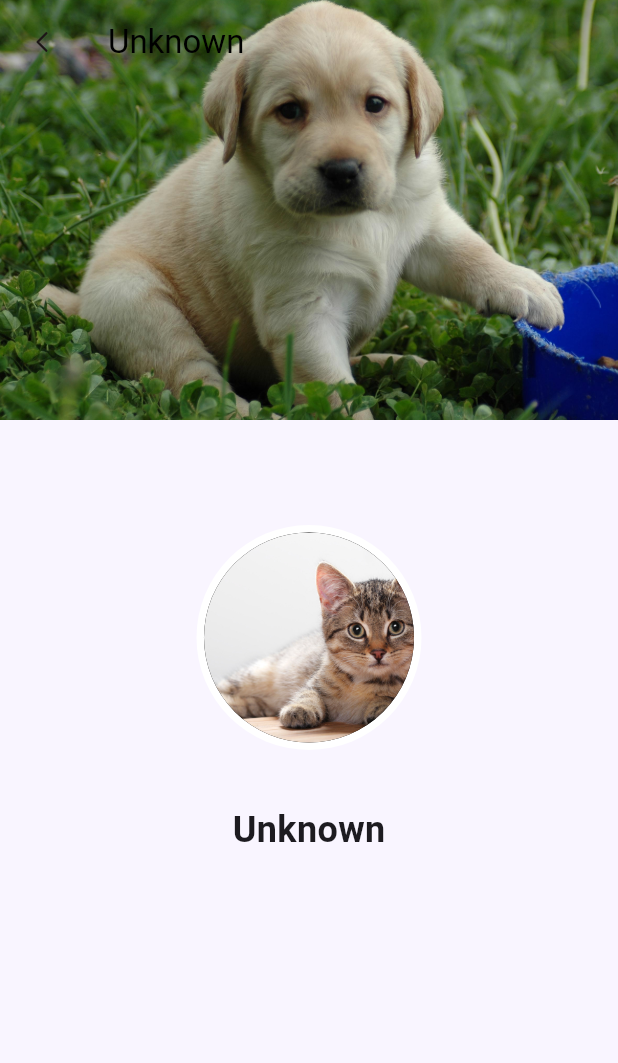
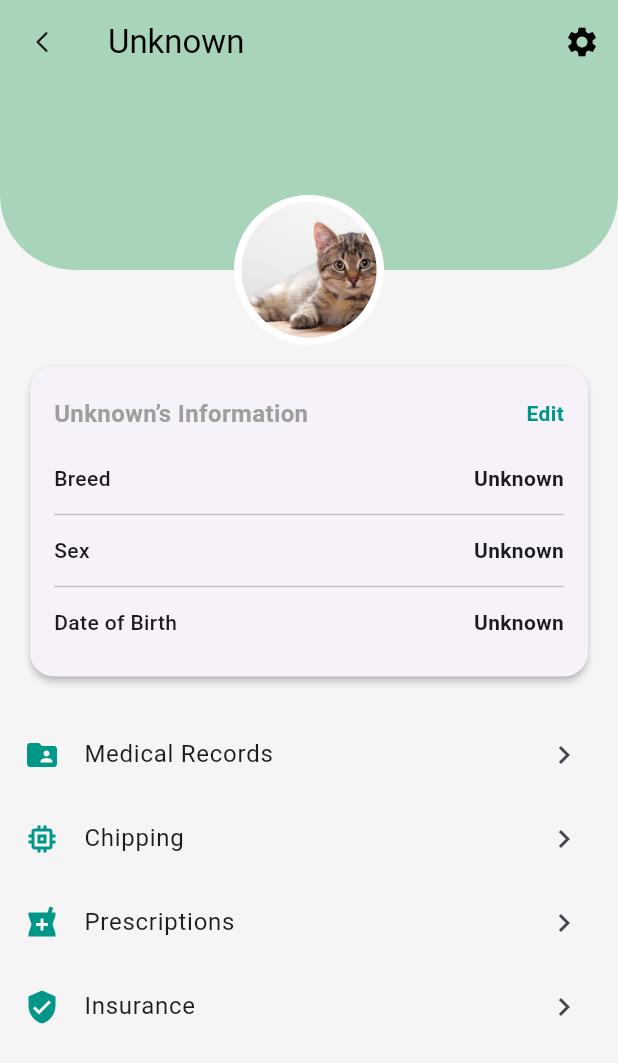
Before and after one commit to Meekouu/PAWS-Mobile-App, a Flutter app: the PetPage screen opened directly with empty values, on a phone screen of 412 x 824 dp. Shown: the top 1063 px of the screen. Run offline on Flutter 3.47's test engine with Material 3 defaults, Android fonts, the light colour scheme and no system bars; our stand-ins replace firebase_auth, firebase_core, firebase_database, firebase_storage, flutter_svg, google_fonts and 3 more; accounts and stored records are empty; network calls fail.

Commit message:
improved pet page UI and added a hamburger icon with Drawer.

```diff
--- a/lib/pages/home_page.dart
+++ b/lib/pages/home_page.dart
@@ -78,6 +78,43 @@ class HomePage extends StatelessWidget {
       }
     },
   ),
+  drawer: Drawer(
+        child: ListView(
+          padding: EdgeInsets.zero,
+          children: [
+            const DrawerHeader(
+              decoration: BoxDecoration(
+                color: Colors.blueAccent,
+              ),
+              child: Text(
+                'Menu',
+                style: TextStyle(color: Colors.white, fontSize: 24),
+              ),
+            ),
+            const ListTile(
+              leading: Icon(Icons.pets),
+              title: Text('Pet Profiles'),
+              onTap: null, // Placeholder
+            ),
+            const ListTile(
+              leading: Icon(Icons.article),
+              title: Text('Articles'),
+              onTap: null, // Placeholder
+            ),
+            const ListTile(
+              leading: Icon(Icons.settings),
+              title: Text('Settings'),
+              onTap: null, // Placeholder
+            ),
+            const Divider(),
+            ListTile(
+              leading: const Icon(Icons.logout),
+              title: const Text('Log Out'),
+              onTap: () => logOut(context), // Your existing logout logic
+            ),
+          ],
+        ),
+      ),
 );
 }
 
@@ -199,26 +236,20 @@ class HomePage extends StatelessWidget {
       titleSpacing: 35,
       backgroundColor: Colors.blue[100],
       automaticallyImplyLeading: false,
+      leading: Builder(
+        builder: (context) => IconButton(
+          icon: const Icon(Icons.menu, size: 30),
+          onPressed: () => Scaffold.of(context).openDrawer(),
+        ),
+      ),
       title: Text(
         'PAWS',
         style: GoogleFonts.notoSerifDisplay(
           fontSize: 35,
           fontWeight: FontWeight.bold,
           fontStyle: FontStyle.italic,
-        ),
-      ),
-      actions: [
-        Padding(
-          padding: const EdgeInsets.only(right: 20),
-          child: IconButton(
-            onPressed: () => logOut(context),
-            icon: const Icon(
-              Icons.logout_rounded,
-              size: 30,
             ),
           ),
-        )
-      ],
     );
   }
 }
--- a/lib/pages/pet_page.dart
+++ b/lib/pages/pet_page.dart
@@ -7,12 +7,14 @@ class PetPage extends StatelessWidget {
 
   const PetPage({Key? key, required this.animal}) : super(key: key);
 
-  final double coverHeight = 280;
-  final double profileHeight = 140;
+  final double coverHeight = 180;
+  final double profileHeight = 100;
 
   @override
   Widget build(BuildContext context) {
     return Scaffold(
+      backgroundColor: Colors.grey[100],
+      extendBodyBehindAppBar: true,
       appBar: AppBar(
         title: Text(animal.name),
         backgroundColor: Colors.transparent,
@@ -26,55 +28,133 @@ class PetPage extends StatelessWidget {
           ),
           onPressed: () => Navigator.pop(context),
         ),
+        actions: [
+          IconButton(
+            icon: const Icon(Icons.settings),
+            onPressed: () {}, // Placeholder
+          ),
+        ],
       ),
-      extendBodyBehindAppBar: true,
       body: ListView(
         padding: EdgeInsets.zero,
         children: [
-          BuildCoverImage(),
-          BuildProfileImage(),
+          Stack(
+            clipBehavior: Clip.none,
+            alignment: Alignment.center,
+            children: [
+              _buildCoverImage(),
+              Positioned(
+                top: coverHeight - profileHeight / 2,
+                child: _buildProfileImage(),
+              ),
+            ],
+          ),
+          const SizedBox(height: 60),
+          _buildInfoCard(context),
           const SizedBox(height: 20),
-          _buildContent(),
+          _buildListTile(Icons.folder_shared, "Medical Records"),
+          _buildListTile(Icons.memory, "Chipping"),
+          _buildListTile(Icons.local_pharmacy, "Prescriptions"),
+          _buildListTile(Icons.verified_user, "Insurance"),
+          const SizedBox(height: 30),
         ],
       ),
     );
   }
 
-  Widget _buildContent() {
-    return Container(
-      alignment: Alignment.center,
-      padding: const EdgeInsets.all(16),
-      child: Text(
-        animal.name,
-        style: const TextStyle(fontSize: 24, fontWeight: FontWeight.bold),
+  Widget _buildCoverImage() => Container(
+        height: coverHeight,
+        decoration: BoxDecoration(
+          color: const Color(0xFFA8D5BA),
+          borderRadius: const BorderRadius.vertical(
+            bottom: Radius.circular(50),
+          ),
+        ),
+      );
+
+  Widget _buildProfileImage() => CircleAvatar(
+        radius: profileHeight / 2,
+        backgroundColor: Colors.white,
+        child: CircleAvatar(
+          radius: (profileHeight / 2) - 5,
+          backgroundImage: AssetImage(animal.imagePicture),
+        ),
+      );
+
+  Widget _buildInfoCard(BuildContext context) {
+  return Padding(
+    padding: const EdgeInsets.symmetric(horizontal: 16),
+    child: Card(
+      elevation: 2,
+      shape: RoundedRectangleBorder(borderRadius: BorderRadius.circular(16)),
+      child: Padding(
+        padding: const EdgeInsets.symmetric(horizontal: 16, vertical: 20),
+        child: Column(
+          children: [
+            Row(
+              mainAxisAlignment: MainAxisAlignment.spaceBetween,
+              children: [
+                Text(
+                  "${animal.name}’s Information",
+                  style: const TextStyle(
+                    fontSize: 16,
+                    fontWeight: FontWeight.w600,
+                    color: Colors.grey,
+                  ),
+                ),
+                const Text(
+                  "Edit",
+                  style: TextStyle(
+                    fontSize: 14,
+                    color: Colors.teal,
+                    fontWeight: FontWeight.w600,
+                  ),
+                )
+              ],
+            ),
+            const SizedBox(height: 16),
+            _buildInfoRow("Breed", animal.breed),
+            const Divider(),
+            _buildInfoRow("Sex", animal.sex), // Static for now
+            const Divider(),
+            _buildInfoRow("Date of Birth", animal.birthday), // Placeholder
+          ],
+        ),
+      ),
+    ),
+  );
+}
+
+  Widget _buildInfoRow(String title, String value) {
+    return Padding(
+      padding: const EdgeInsets.symmetric(vertical: 6),
+      child: Row(
+        mainAxisAlignment: MainAxisAlignment.spaceBetween,
+        children: [
+          Text(
+            title,
+            style:
+                const TextStyle(fontSize: 14, fontWeight: FontWeight.w500),
+          ),
+          Text(
+            value,
+            style:
+                const TextStyle(fontSize: 14, fontWeight: FontWeight.w600),
+          ),
+        ],
       ),
     );
   }
 
-  Widget BuildCoverImage() => Container(
-        color: Colors.white,
-        child: Image.asset(
-          animal.imageCover,
-          width: double.infinity,
-          height: coverHeight,
-          fit: BoxFit.cover,
-        ),
-      );
-
-  Widget BuildProfileImage() => Container(
-        alignment: Alignment.center,
-        margin: EdgeInsets.only(top: profileHeight / 2),
-        child: Container(
-          padding: const EdgeInsets.all(5),
-          decoration: const BoxDecoration(
-            color: Colors.white,
-            shape: BoxShape.circle,
-          ),
-          child: CircleAvatar(
-            radius: profileHeight / 2,
-            backgroundColor: Colors.black,
-            backgroundImage: AssetImage(animal.imagePicture),
-          ),
-        ),
-      );
+  Widget _buildListTile(IconData icon, String label) {
+    return ListTile(
+      leading: Icon(icon, color: Colors.teal),
+      title: Text(label),
+      trailing: const Icon(Icons.chevron_right),
+      onTap: () {
+        // Placeholder for backend navigation
+        debugPrint('$label clicked');
+      },
+    );
+  }
 }
```
Also changed, not shown: 2 other files.
